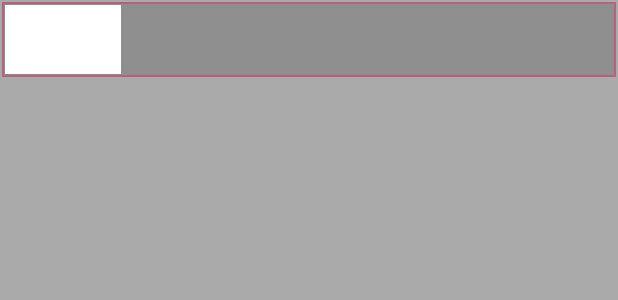
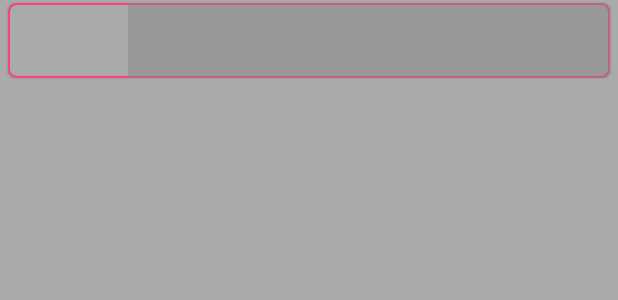
Before and after one commit to HitRoxxx/FloatingNew, an Android app: the layout recycle_view_layout_result.xml on its own in the app's theme, with its tools: preview values and no code run, on a phone screen of 412 x 824 dp. Shown: the top 300 px of the screen. Run offline under Robolectric (Android 15) with nearby library versions, the phone set to English and light mode, and no system bars.

Commit message:
Optimise object creation requirement

```diff
--- a/app/src/main/java/com/theLoneWarrior/floating/adapter/RecyclerViewAdapter.java
+++ b/app/src/main/java/com/theLoneWarrior/floating/adapter/RecyclerViewAdapter.java
@@ -1,6 +1,5 @@
 package com.theLoneWarrior.floating.adapter;
 
-import android.content.Context;
 import android.graphics.Bitmap;
 import android.graphics.BitmapFactory;
 import android.support.v7.widget.RecyclerView;
@@ -39,9 +38,7 @@ public class RecyclerViewAdapter extends RecyclerView.Adapter<RecyclerViewAdapte
 
     @Override
     public RecyclerViewAdapter.DataViewHolder onCreateViewHolder(ViewGroup parent, int viewType) {
-        Context context = parent.getContext();
-        View v = LayoutInflater.from(context).inflate(R.layout.recycle_view_layout, parent, false);
-        return new DataViewHolder(v);
+        return new DataViewHolder(LayoutInflater.from(parent.getContext()).inflate(R.layout.recycle_view_layout, parent, false));
     }
 
 
--- a/app/src/main/java/com/theLoneWarrior/floating/pojoClass/PackageInfoStruct.java
+++ b/app/src/main/java/com/theLoneWarrior/floating/pojoClass/PackageInfoStruct.java
@@ -10,7 +10,6 @@ public class PackageInfoStruct {
     public PackageInfoStruct() {
 
     }
-
 
     public void setBitmapString(String bitmapString) {
         this.bitmapString = bitmapString;
--- a/app/src/main/res/drawable/my_square_border.xml
+++ b/app/src/main/res/drawable/my_square_border.xml
@@ -1,6 +1,6 @@
 <?xml version="1.0" encoding="utf-8"?>
 <shape xmlns:android="http://schemas.android.com/apk/res/android">
-    <corners android:radius="0dp" />
+    <corners android:radius="5dp" />
     <stroke
         android:width="1dp"
         android:color="@color/colorAccent" />
--- a/app/src/main/res/layout/recycle_view_layout_result.xml
+++ b/app/src/main/res/layout/recycle_view_layout_result.xml
@@ -1,26 +1,30 @@
 <?xml version="1.0" encoding="utf-8"?>
-<LinearLayout xmlns:android="http://schemas.android.com/apk/res/android"
-    xmlns:app="http://schemas.android.com/apk/res-auto"
+<android.support.v7.widget.CardView xmlns:android="http://schemas.android.com/apk/res/android"
+    xmlns:card_view="http://schemas.android.com/apk/res-auto"
     android:layout_width="match_parent"
     android:layout_height="wrap_content"
-    android:layout_margin="1dp"
-    android:background="@drawable/my_square_border"
-    android:orientation="horizontal">
+    android:layout_marginLeft="5dp"
+    android:layout_marginRight="5dp"
+    android:layout_marginTop="2dp"
+    card_view:cardBackgroundColor="@android:color/transparent"
+    card_view:cardCornerRadius="5dp"
+    card_view:cardElevation="1dp">
+
 
     <LinearLayout
-
         android:layout_width="match_parent"
         android:layout_height="match_parent"
-        android:background="@color/colorHalfTransparent">
+        android:background="@drawable/my_square_border"
+        android:orientation="horizontal">
 
         <ImageView
             android:id="@+id/iv1"
             android:layout_width="0dp"
             android:layout_height="match_parent"
             android:layout_weight="2"
+            android:background="@color/param"
             android:contentDescription="@string/application_image"
-            android:padding="2dp"
-            app:srcCompat="@android:color/background_light" />
+            android:padding="2dp" />
 
         <TextView
             android:id="@+id/tv2"
@@ -29,11 +33,12 @@
             android:layout_weight="8"
             android:gravity="center"
             android:minHeight="50dp"
+            android:background="@color/colorHalfTransparent"
+            android:textSize="@dimen/text_size"
+            android:textColor="#ffffff"
             android:textIsSelectable="false"
-            android:textAppearance="@style/TextAppearance.AppCompat.Small"
-            android:textColor="#ffffff"
-            android:textStyle="bold" />
+            android:textStyle="bold"
+            android:maxLines="1" />
     </LinearLayout>
 
-
-</LinearLayout>
+</android.support.v7.widget.CardView>
--- a/app/src/main/res/values/colors.xml
+++ b/app/src/main/res/values/colors.xml
@@ -3,6 +3,6 @@
     <color name="colorPrimary">#00b0ff</color>
     <color name="colorPrimaryDark">#5c6bc0</color>
     <color name="colorAccent">#FF4081</color>
-    <color name="colorHalfTransparent">#927c7c7c</color>
+    <color name="colorHalfTransparent">#77848484</color>
     <color name="param">#00d9d9d9</color>
 </resources>
--- a/app/src/main/res/values/dimen.xml
+++ b/app/src/main/res/values/dimen.xml
@@ -5,4 +5,5 @@
     <dimen name="closeBoxHeight">25dp</dimen>
     <dimen name="closeBoxWidth">25dp</dimen>
     <dimen name="recycle">208dp</dimen>
+    <dimen name="text_size">14sp</dimen>
 </resources>
```
Also changed, not shown: app/src/main/java/com/theLoneWarrior/floating/adapter/RecyclerViewAdapterResult.java (+5 -4 lines), app/src/main/java/com/theLoneWarrior/floating/services/FloatingViewService.java (+14 -15 lines), app/src/main/java/com/theLoneWarrior/floating/services/MyIntentService.java (+7 -10 lines).
